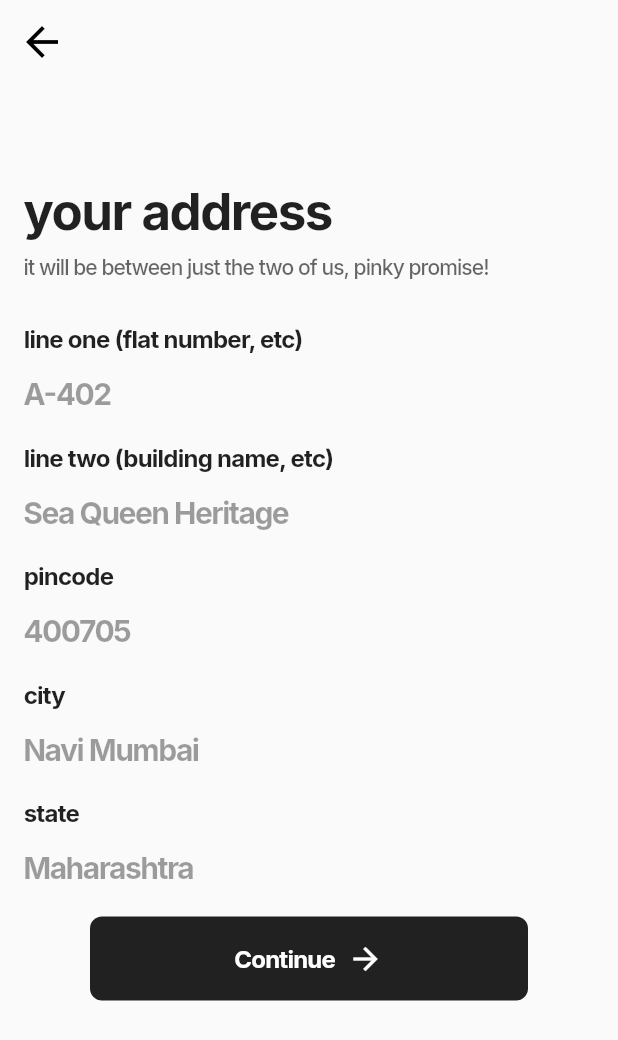
After one commit to Unengineered/Everythng, a Flutter app: the AddressPage screen opened directly, on a phone screen of 412 x 824 dp. The commit adds this screen. Shown: the top 1040 px of the screen. Run offline on Flutter 3.47's test engine with Material 2 defaults, Android fonts, the phone set to English and light mode, and no system bars; our stand-ins replace auto_route, bloc, cached_network_image, dartz, firebase_auth, firebase_core and 9 more; missing offline and left inert: fort_knox, network_kit; accounts and stored records are empty; network calls fail.

Commit message:
FEATURE: Made data collection flow for profile of user

```diff
--- a/lib/constants/url.dart
+++ b/lib/constants/url.dart
@@ -1 +1 @@
-const String url = 'ec2-13-232-108-80.ap-south-1.compute.amazonaws.com';
+const String url = 'ec2-15-206-159-204.ap-south-1.compute.amazonaws.com:8080';
--- a/lib/presentation/auth/pages/confirm_password_page.dart
+++ b/lib/presentation/auth/pages/confirm_password_page.dart
@@ -92,6 +92,7 @@ class ConfirmPasswordPage extends HookWidget {
                           height: 30,
                         ),
                         EverythngBorderlessFormField(
+                          hintText: '**********',
                           validator: (value) {
                             if (value ==
                                 context.read<AuthFormCubit>().state.password) {
--- a/lib/presentation/auth/pages/create_password_page.dart
+++ b/lib/presentation/auth/pages/create_password_page.dart
@@ -80,6 +80,7 @@ class CreatePasswordPage extends HookWidget {
                         height: 28,
                       ),
                       EverythngBorderlessFormField(
+                        hintText: '**********',
                         onChanged: (value) {
                           if (value.length > 6) {
                             _isGreaterThan6.value = true;
--- a/lib/presentation/auth/pages/login_page.dart
+++ b/lib/presentation/auth/pages/login_page.dart
@@ -68,6 +68,7 @@ class LoginPage extends HookWidget {
                       ShakeAnimation(
                         shakeController: _shakeController,
                         child: EverythngBorderlessFormField(
+                          hintText: 'abc@everythng.com',
                           validator: (value) {
                             return value!.isValidEmail()
                                 ? null
@@ -75,7 +76,7 @@ class LoginPage extends HookWidget {
                           },
                           formKey: _formKey,
                           controller: _emailEditingController,
-                          type: FormFieldType.email,
+                          type: FormFieldType.normal,
                           enabled: !_isProcessing.value,
                         ),
                       ),
--- a/lib/presentation/auth/pages/password_page.dart
+++ b/lib/presentation/auth/pages/password_page.dart
@@ -18,11 +18,12 @@ class PasswordPage extends HookWidget {
 
   @override
   Widget build(BuildContext context) {
+    final _passwordEditingController = useTextEditingController();
+  final _isProcessing = useState(false);
     var everythngTextTheme = Theme.of(context).textTheme.everythngTextTheme;
     var everythngThemeData = Theme.of(context).everythngThemeData;
 
-    final _passwordEditingController = useTextEditingController();
-    final _isProcessing = useState(false);
+
 
     return KeyboardDismissOnTap(
       child: KeyboardVisibilityBuilder(
@@ -177,6 +178,7 @@ class PasswordPage extends HookWidget {
                           height: 30,
                         ),
                         EverythngBorderlessFormField(
+                          hintText: '**********',
                           enabled: !_isProcessing.value,
                           formKey: _formKey,
                           controller: _passwordEditingController,
--- a/lib/presentation/core/everythng_widgets/form_fields/everythng_borderless_form_field.dart
+++ b/lib/presentation/core/everythng_widgets/form_fields/everythng_borderless_form_field.dart
@@ -3,7 +3,7 @@ import 'package:everythng/constants/extended_theme_data.dart';
 import 'package:everythng/constants/extensions.dart';
 import 'package:flutter/material.dart';
 
-enum FormFieldType { email, password }
+enum FormFieldType { normal, password, phoneNumber }
 
 class EverythngBorderlessFormField extends StatefulWidget {
   const EverythngBorderlessFormField({
@@ -11,12 +11,16 @@ class EverythngBorderlessFormField extends StatefulWidget {
     required GlobalKey<FormState> formKey,
     required this.controller,
     required this.type,
-    this.validator, this.onChanged, this.enabled,
+    required this.hintText,
+    this.validator,
+    this.onChanged,
+    this.enabled,
   })  : _formKey = formKey,
         super(key: key);
 
   final GlobalKey<FormState> _formKey;
   final TextEditingController controller;
+  final String hintText;
   final FormFieldType type;
   final String? Function(String? value)? validator;
   final void Function(String)? onChanged;
@@ -55,6 +59,12 @@ class _EverythngBorderlessFormFieldState
         cursorWidth: 3,
         obscureText: widget.type == FormFieldType.password ? obscure : false,
         decoration: InputDecoration(
+          prefixStyle: everythngTextTheme.headline3Bold!.copyWith(color: Colors.black) ,
+          prefix: widget.type == FormFieldType.phoneNumber
+              ? const Text(
+                  '+91',
+                )
+              : null,
           suffixIcon: widget.type == FormFieldType.password
               ? IconButton(
                   onPressed: () {
@@ -68,9 +78,7 @@ class _EverythngBorderlessFormFieldState
                   color: everythngThemeData.textAndIconography!['disabled'],
                 )
               : null,
-          hintText: widget.type == FormFieldType.email
-              ? 'abc@everythng.com'
-              : '*************',
+          hintText: widget.hintText,
           hintStyle: everythngTextTheme.headline3Bold!.copyWith(
             color: everythngThemeData.textAndIconography!['disabled'],
           ),
--- /dev/null
+++ b/lib/presentation/profile/pages/address_page.dart
@@ -0,0 +1,184 @@
+import 'package:auto_route/src/router/auto_router_x.dart';
+import 'package:everythng/constants/extensions.dart';
+import 'package:everythng/presentation/core/everythng_widgets/buttons/two_state_button/two_state_large_button.dart';
+import 'package:everythng/presentation/core/everythng_widgets/form_fields/everythng_borderless_form_field.dart';
+import 'package:flutter/material.dart';
+import 'package:flutter_hooks/flutter_hooks.dart';
+import 'package:flutter_keyboard_visibility/flutter_keyboard_visibility.dart';
+
+class AddressPage extends HookWidget {
+  AddressPage({Key? key}) : super(key: key);
+  final _lineOneFormKey = GlobalKey<FormState>();
+  final _lineTwoFormKey = GlobalKey<FormState>();
+  final _pinCodeFormKey = GlobalKey<FormState>();
+  final _cityFormKey = GlobalKey<FormState>();
+  final _stateFormKey = GlobalKey<FormState>();
+
+  @override
+  Widget build(BuildContext context) {
+    final _lineOneEditingController = useTextEditingController();
+    final _lineTwoEditingController = useTextEditingController();
+    final _pinCodeEditingController = useTextEditingController();
+    final _cityEditingController = useTextEditingController();
+    final _stateEditingController = useTextEditingController();
+    final _isProcessing = useState(false);
+    var everythngTextTheme = Theme.of(context).textTheme.everythngTextTheme;
+    var everythngThemeData = Theme.of(context).everythngThemeData;
+
+    return KeyboardDismissOnTap(
+      child: KeyboardVisibilityBuilder(
+        builder: (context, visible) {
+          return Scaffold(
+            appBar: AppBar(
+              elevation: 0,
+              automaticallyImplyLeading: false,
+              leading: Navigator.canPop(context)
+                  ? IconButton(
+                      icon: const Icon(
+                        Icons.arrow_back,
+                        color: Colors.black,
+                        size: 32,
+                      ),
+                      onPressed: () => context.router.pop(),
+                    )
+                  : null,
+            ),
+            body: AnimatedContainer(
+              duration: const Duration(milliseconds: 100),
+              margin: EdgeInsets.fromLTRB(
+                16,
+                64,
+                16,
+                visible ? 24 : 48,
+              ),
+              // color: Colors.black38,
+              child: SingleChildScrollView(
+                child: Column(
+                  mainAxisAlignment: MainAxisAlignment.spaceBetween,
+                  crossAxisAlignment: CrossAxisAlignment.start,
+                  children: [
+                    Column(
+                      crossAxisAlignment: CrossAxisAlignment.start,
+                      children: [
+                        Text(
+                          'your address',
+                          style: everythngTextTheme.headline1Bold!,
+                        ),
+                        const SizedBox(
+                          height: 8,
+                        ),
+                        Text(
+                          'it will be between just the two of us, pinky promise!',
+                          style: everythngTextTheme.bodyTextMedium!.copyWith(
+                            color: everythngThemeData
+                                .textAndIconography!['mediumEmphasis'],
+                          ),
+                        ),
+                        const SizedBox(
+                          height: 30,
+                        ),
+                        Text(
+                          'line one (flat number, etc)',
+                          style: everythngTextTheme.headline4Bold!,
+                        ),
+                        const SizedBox(
+                          height: 4,
+                        ),
+                        EverythngBorderlessFormField(
+                          hintText: 'A-402',
+                          enabled: !_isProcessing.value,
+                          formKey: _lineOneFormKey,
+                          controller: _lineOneEditingController,
+                          type: FormFieldType.normal,
+                        ),
+                        const SizedBox(
+                          height: 8,
+                        ),
+                        Text(
+                          'line two (building name, etc)',
+                          style: everythngTextTheme.headline4Bold!,
+                        ),
+                        const SizedBox(
+                          height: 4,
+                        ),
+                        EverythngBorderlessFormField(
+                          hintText: 'Sea Queen Heritage',
+                          enabled: !_isProcessing.value,
+                          formKey: _lineTwoFormKey,
+                          controller: _lineTwoEditingController,
+                          type: FormFieldType.normal,
+                        ),
+                        const SizedBox(
+                          height: 8,
+                        ),
+                        Text(
+                          'pincode',
+                          style: everythngTextTheme.headline4Bold!,
+                        ),
+                        const SizedBox(
+                          height: 4,
+                        ),
+                        EverythngBorderlessFormField(
+                          hintText: '400705',
+                          enabled: !_isProcessing.value,
+                          formKey: _pinCodeFormKey,
+                          controller: _pinCodeEditingController,
+                          type: FormFieldType.normal,
+                        ),
+                        const SizedBox(
+                          height: 8,
+                        ),
+                        Text(
+                          'city',
+                          style: everythngTextTheme.headline4Bold!,
+                        ),
+                        const SizedBox(
+                          height: 4,
+                        ),
+                        EverythngBorderlessFormField(
+                          hintText: 'Navi Mumbai',
+                          enabled: !_isProcessing.value,
+                          formKey: _cityFormKey,
+                          controller: _cityEditingController,
+                          type: FormFieldType.normal,
+                        ),
+                        const SizedBox(
+                          height: 8,
+                        ),
+                        Text(
+                          'state',
+                          style: everythngTextTheme.headline4Bold!,
+                        ),
+                        const SizedBox(
+                          height: 4,
+                        ),
+                        EverythngBorderlessFormField(
+                          hintText: 'Maharashtra',
+
+                          enabled: !_isProcessing.value,
+                          formKey: _stateFormKey,
+                          controller: _stateEditingController,
+                          type: FormFieldType.normal,
+                        ),
+                        const SizedBox(
+                          height: 8,
+                        ),
+                      ],
+                    ),
+                    Center(
+                      child: TwoStateLargeButton(
+                        isProcessing: _isProcessing.value,
+                        title: 'Continue',
+                        onTap: () {},
+                      ),
+                    )
+                  ],
+                ),
+              ),
+            ),
+          );
+        },
+      ),
+    );
+  }
+}
```
Also changed, not shown: lib/presentation/profile/pages/first_name_page.dart (added, +86 -0 lines), lib/presentation/profile/pages/last_name_page.dart (added, +99 -0 lines), lib/presentation/profile/pages/phone_number_page.dart (added, +99 -0 lines), lib/presentation/routes/app_router.dart (+10 -1 lines).
